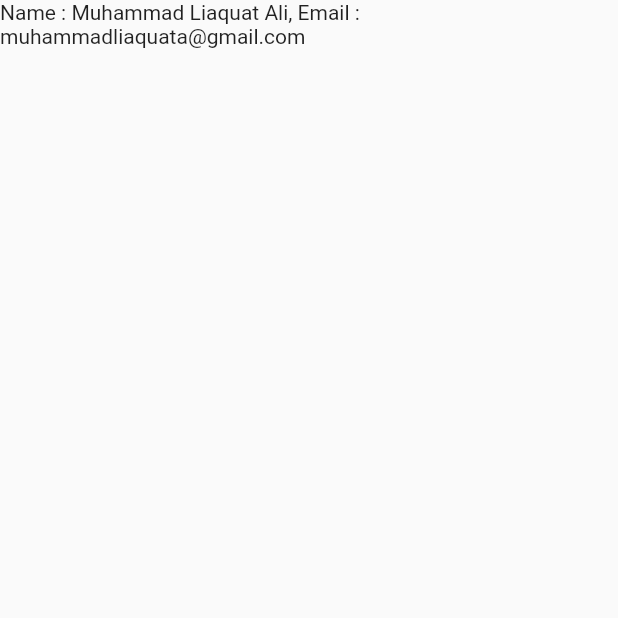
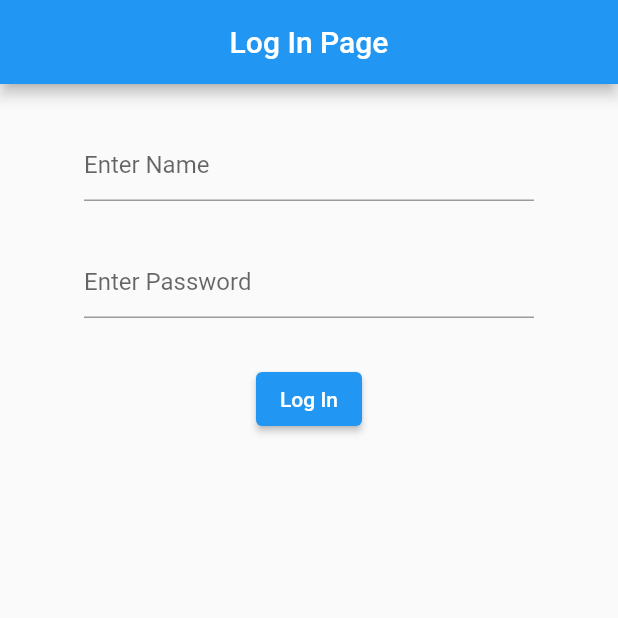
Before and after one commit to mdliaquatali-125/Saylani-Assignment-01-Mobile-App-Development-Class-1-Practise-, a Flutter app: the screen it shows after launch, on a phone screen of 412 x 824 dp, the top half of it. Run offline on Flutter 3.47's test engine with Material 2 defaults, Android fonts, the phone set to English and light mode, and no system bars.

Commit message:
first commit

```diff
--- a/lib/main.dart
+++ b/lib/main.dart
@@ -8,9 +8,38 @@ class MyApp extends StatelessWidget {
   @override
   Widget build(BuildContext context) {
     return MaterialApp(
+      debugShowCheckedModeBanner: false,
       home: Scaffold(
-        body: Text(
-            "Name : Muhammad Liaquat Ali, Email : muhammadliaquata@gmail.com"),
+        appBar: AppBar(
+          title: Center(child: Text("Log In Page")),
+        ),
+        body: Center(
+          child: Column(
+            // mainAxisAlignment: MainAxisAlignment.spaceAround,
+            children: [
+              SizedBox(
+                height: 30,
+              ),
+              Container(
+                  width: 300,
+                  child: TextField(
+                    decoration: InputDecoration(hintText: "Enter Name"),
+                  )),
+              SizedBox(
+                height: 30,
+              ),
+              Container(
+                  width: 300,
+                  child: TextField(
+                    decoration: InputDecoration(hintText: "Enter Password"),
+                  )),
+              SizedBox(
+                height: 30,
+              ),
+              ElevatedButton(onPressed: () {}, child: Text("Log In"))
+            ],
+          ),
+        ),
       ),
     );
   }
```
